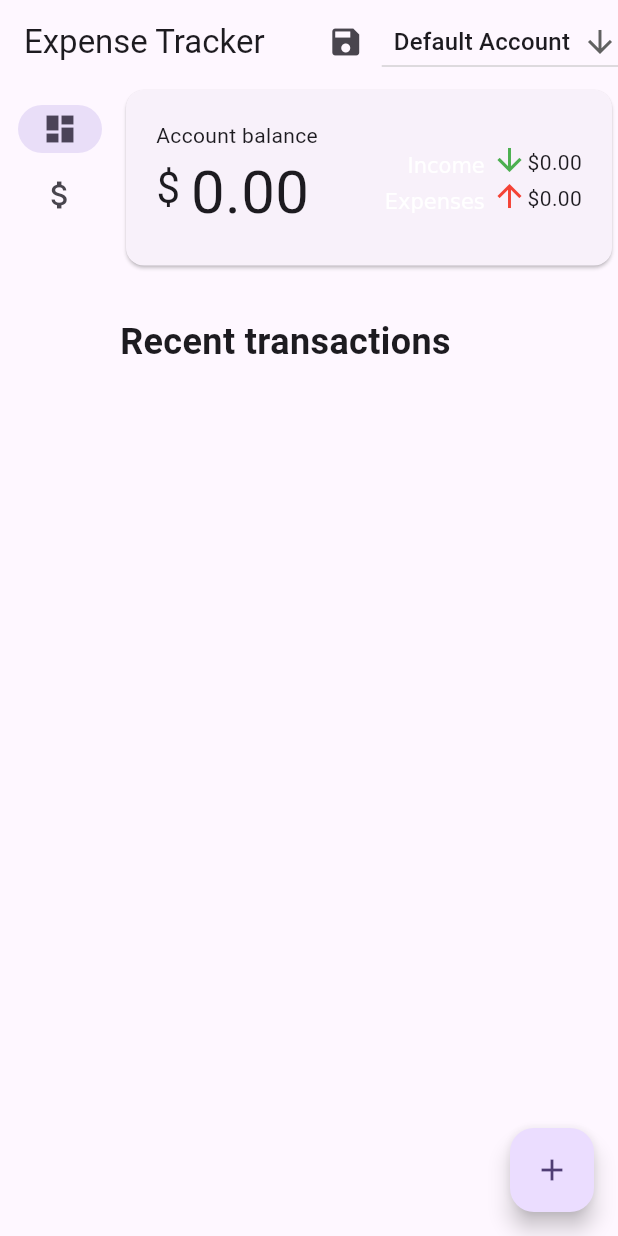
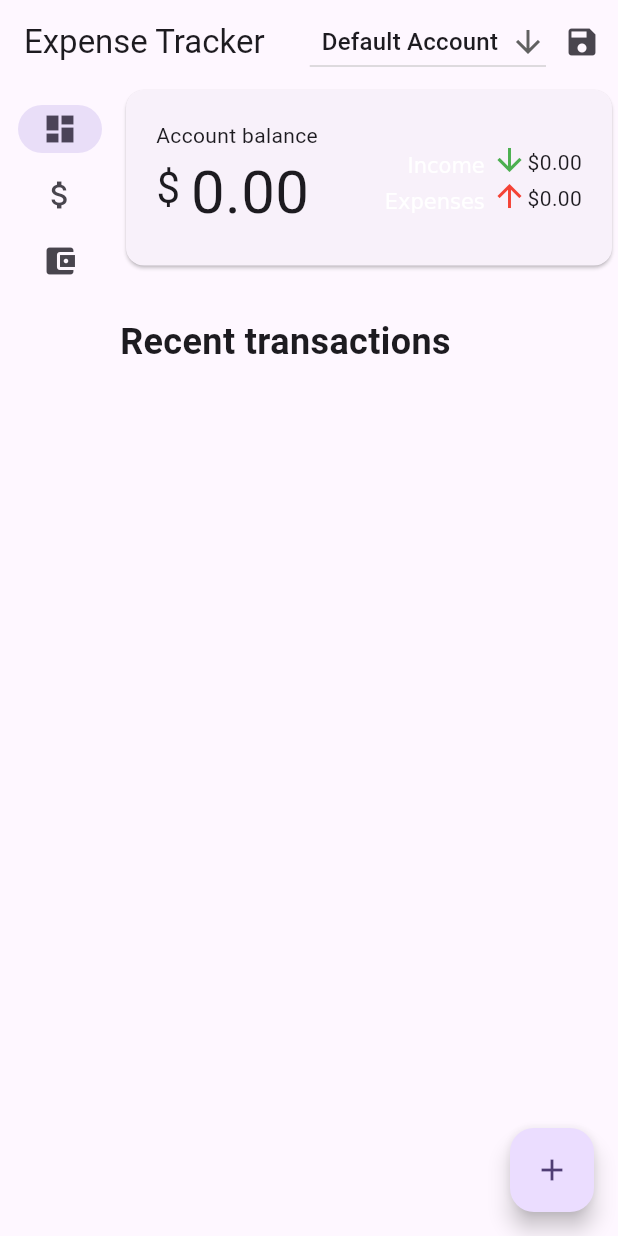
Before and after one commit to derekchai/flutter_expense_tracker, a Flutter app: the screen it shows after launch, on a phone screen of 412 x 824 dp. Run offline on Flutter 3.47's test engine with Material 3 defaults, Android fonts, the phone set to English and light mode, and no system bars; missing offline and left inert: auto_size_text_field; Roboto replaces fonts that are missing (DelaGothicOne); statements that could not run were skipped.

Commit message:
Implemented deleting transactions

```diff
--- a/lib/main.dart
+++ b/lib/main.dart
@@ -1,5 +1,3 @@
-// ignore_for_file: prefer_const_constructors
-
 import 'package:flutter/material.dart';
 import 'package:flutter/services.dart';
 import 'package:flutter_testing/models/category.dart';
@@ -7,7 +5,8 @@ import 'package:flutter_testing/models/transaction.dart';
 import 'package:flutter_testing/models/user.dart';
 import 'package:flutter_testing/screens/accounts.dart';
 import 'package:flutter_testing/screens/dashboard.dart';
-import 'package:flutter_testing/shared/styles.dart';
+import 'package:flutter_testing/screens/transactions.dart';
+import 'package:flutter_testing/utils/styles.dart';
 import 'package:flutter_testing/utils/add_space.dart';
 import 'package:flutter_testing/utils/json_icon.dart';
 import 'package:flutter_testing/utils/read_write.dart';
@@ -35,13 +34,13 @@ class MyApp extends StatelessWidget {
   @override
   Widget build(BuildContext context) {
     return MaterialApp(
-      title: 'Flutter Demo',
+      title: 'Flutter Expense Tracker',
       darkTheme: ThemeData.dark(),
       theme: ThemeData(
         colorScheme: ColorScheme.fromSeed(seedColor: Colors.deepPurple),
         useMaterial3: true,
       ),
-      home: const MyHomePage(title: 'Flutter Demo Home Page'),
+      home: const MyHomePage(title: 'Flutter Expense Tracker Home Page'),
     );
   }
 }
@@ -87,11 +86,13 @@ class _MyHomePageState extends State<MyHomePage> {
 
     switch (navigationRailIndex) {
       case 0:
-        page = DashboardPage();
+        page = const DashboardPage();
         break;
       case 1:
-        page = AccountsPage();
+        page = const TransactionsPage();
         break;
+      case 2:
+        page = const AccountsPage();
     }
 
     return LayoutBuilder(
@@ -101,8 +102,8 @@ class _MyHomePageState extends State<MyHomePage> {
           appBar: AppBar(
             title: const Text("Expense Tracker"),
             actions: [
-              IconButton(onPressed: () {save(u);} , icon: Icon(Icons.save)),
-              AccountsDropdown(),
+              const AccountsDropdown(),
+              IconButton(onPressed: () {save(u);} , icon: const Icon(Icons.save)),
             ],
           ),
           body: Row(
@@ -114,6 +115,7 @@ class _MyHomePageState extends State<MyHomePage> {
                   destinations: const [
                     NavigationRailDestination(icon: Icon(Icons.dashboard), label: Text('Dashboard')),
                     NavigationRailDestination(icon: Icon(Icons.attach_money), label: Text('Transactions')),
+                    NavigationRailDestination(icon: Icon(Icons.account_balance_wallet), label: Text('Accounts')),
                   ],
                   onDestinationSelected: (value) {setState(() {
                     navigationRailIndex = value;
@@ -131,7 +133,7 @@ class _MyHomePageState extends State<MyHomePage> {
               _newTransactionDialog(context);
             },
             tooltip: "Add new transaction",
-            child: Icon(Icons.add),
+            child: const Icon(Icons.add),
           ),
         );
       }
@@ -167,13 +169,13 @@ class _MyHomePageState extends State<MyHomePage> {
                         mainAxisAlignment: MainAxisAlignment.center,
                         crossAxisAlignment: CrossAxisAlignment.center,
                         children: [
-                          Text('\$ ', style: signStyle,),
+                          const Text('\$ ', style: signStyle,),
                           AutoSizeTextField(
                             fullwidth: false,
-                            keyboardType: TextInputType.numberWithOptions(signed: false, decimal: true),
+                            keyboardType: const TextInputType.numberWithOptions(signed: false, decimal: true),
                             style: titleStyle,
                             textAlign: TextAlign.center,
-                            decoration: InputDecoration(
+                            decoration: const InputDecoration(
                               hintText: "0"
                             ),
                             inputFormatters: [
@@ -187,7 +189,7 @@ class _MyHomePageState extends State<MyHomePage> {
 
                       // ? Transaction description field.
                       TextField(
-                        decoration: InputDecoration(
+                        decoration: const InputDecoration(
                           hintText: "Description"
                         ),
                         controller: transactionNameController,
@@ -245,7 +247,7 @@ class _MyHomePageState extends State<MyHomePage> {
                   transactionNameController.clear();
                   amountController.clear();
                 },
-                child: Text("Cancel")
+                child: const Text("Cancel")
               ),
 
               // ? Add button.
@@ -271,7 +273,7 @@ class _MyHomePageState extends State<MyHomePage> {
                   transactionNameController.clear();
                   amountController.clear();
                 },
-                child: Text("Add")
+                child: const Text("Add")
               )
             ]
           ),
@@ -292,8 +294,8 @@ class ChooseCategoryDialog extends StatelessWidget {
   @override
   Widget build(BuildContext context) {
     return AlertDialog(
-      title: Row(
-        children: const [
+      title: const Row(
+        children: [
           Expanded(child: Text("Select category")),
           IconButton(onPressed: doNothing, icon: Icon(Icons.edit)),
           IconButton(onPressed: doNothing, icon: Icon(Icons.add)),
@@ -337,8 +339,4 @@ class TransactionReturnedData {
   TransactionReturnedData(this.description, this.amount, this.category);
 }
 
-
-
-
-
 void doNothing() { }
--- a/lib/screens/dashboard.dart
+++ b/lib/screens/dashboard.dart
@@ -3,9 +3,9 @@
 import 'package:flutter/material.dart';
 import 'package:flutter_testing/models/category.dart';
 import 'package:flutter_testing/models/user.dart';
-import 'package:flutter_testing/shared/styles.dart';
+import 'package:flutter_testing/screens/transactions.dart';
+import 'package:flutter_testing/utils/styles.dart';
 import 'package:flutter_testing/utils/add_space.dart';
-import 'package:flutter_testing/utils/json_icon.dart';
 import 'package:provider/provider.dart';
 import 'package:intl/intl.dart';
 
@@ -15,7 +15,6 @@ class DashboardPage extends StatelessWidget {
   @override
   Widget build(BuildContext context) {
     var userModel = context.watch<UserModel>();
-    var selectedAccount = userModel.selectedAccount;
 
     String sign;
 
@@ -29,7 +28,36 @@ class DashboardPage extends StatelessWidget {
       mainAxisAlignment: MainAxisAlignment.start,
       mainAxisSize: MainAxisSize.max,
       children: [
+        DashboardCard(sign: sign, userModel: userModel),
+
+        addVerticalSpace(30),
+
         SizedBox(
+          width: 800,
+          child: Text('Recent transactions', style: headerStyle,)
+        ),
+
+        addVerticalSpace(10),
+
+        TransactionsListView(heightFactor: 0.4)
+      ],
+    );
+  }
+}
+
+class DashboardCard extends StatelessWidget {
+  const DashboardCard({
+    super.key,
+    required this.sign,
+    required this.userModel,
+  });
+
+  final String sign;
+  final UserModel userModel;
+
+  @override
+  Widget build(BuildContext context) {
+    return SizedBox(
       width: 800,
       child: Card(
         child: Padding(
@@ -97,43 +125,6 @@ class DashboardPage extends StatelessWidget {
           ),
         ),
       ),
-        ),
-
-        addVerticalSpace(30),
-
-        SizedBox(
-          width: 800,
-          child: Text('Recent transactions', style: headerStyle,)
-        ),
-
-        addVerticalSpace(10),
-
-        Expanded(
-          child: SizedBox(
-            width: 800,
-            child: FractionallySizedBox(
-              heightFactor: 0.4,
-              alignment: Alignment.topCenter,
-              child: ListView.builder(
-                itemCount: selectedAccount.transactions.isEmpty ? 0 : selectedAccount.transactions.length,
-                itemExtent: 80,
-                itemBuilder: ((context, index) {
-                  return Card(
-                    child: Center(
-                      child: ListTile(
-                        leading: Icon(iconMap[selectedAccount.transactions[index].category.iconData], color: selectedAccount.transactions[index].category.categoryType.color),
-                        title: Text(selectedAccount.transactions[index].description.toString()),
-
-                        subtitle: Text(formatAsCurrency(selectedAccount.transactions[index].amount)),
-                      ),
-                    ),
-                  );
-                }),
-              ),
-            ),
-          ),
-        ),
-      ],
     );
   }
 }
--- /dev/null
+++ b/lib/screens/transactions.dart
@@ -0,0 +1,88 @@
+// ignore_for_file: prefer_const_constructors
+
+import 'package:flutter/material.dart';
+import 'package:flutter_testing/models/category.dart';
+import 'package:flutter_testing/models/user.dart';
+import 'package:flutter_testing/screens/dashboard.dart';
+import 'package:flutter_testing/utils/add_space.dart';
+import 'package:flutter_testing/utils/json_icon.dart';
+import 'package:flutter_testing/utils/styles.dart';
+import 'package:provider/provider.dart';
+
+class TransactionsPage extends StatelessWidget {
+  const TransactionsPage({super.key});
+
+  @override
+  Widget build(BuildContext context) {
+    return Column(
+      mainAxisAlignment: MainAxisAlignment.start,
+      children: [
+        SizedBox(
+          width: 800,
+          child: Text("Manage transactions", style: headerStyle),
+        ),
+
+        addVerticalSpace(10),
+
+        TransactionsListView(heightFactor: 1)
+      ],
+    );
+  }
+}
+
+class TransactionsListView extends StatefulWidget {
+  final double heightFactor;
+
+  const TransactionsListView({
+    super.key,
+    required this.heightFactor
+  });
+
+  @override
+  State<TransactionsListView> createState() => _TransactionsListViewState();
+}
+
+class _TransactionsListViewState extends State<TransactionsListView> {
+  @override
+  Widget build(BuildContext context) {
+    var userModel = context.watch<UserModel>();
+    var selectedAccount = userModel.selectedAccount;
+
+    return Expanded(
+      child: SizedBox(
+        width: 800,
+        child: FractionallySizedBox(
+          heightFactor: widget.heightFactor,
+          alignment: Alignment.topCenter,
+          child: ListView.builder(
+            itemCount: selectedAccount.transactions.isEmpty ? 0 : selectedAccount.transactions.length,
+            itemExtent: 80,
+            itemBuilder: (BuildContext context, int index) {
+              return Card(
+                child: Center(
+                  child: ListTile(
+                    leading: Icon(
+                      iconMap[selectedAccount.transactions[index].category.iconData],
+                      color: selectedAccount.transactions[index].category.categoryType.color
+                    ),
+                    title: Text(selectedAccount.transactions[index].description.toString()),
+                    subtitle: Text(formatAsCurrency(selectedAccount.transactions[index].amount)),
+                    trailing: IconButton(
+                      onPressed: () { setState(() {
+                        userModel.removeTransaction(selectedAccount, index);
+                      });},
+                      icon: Icon(Icons.close),
+
+                      hoverColor: Colors.red.withOpacity(0.3),
+                      highlightColor: Colors.red,
+                    ),
+                  )
+                )
+              );
+            },
+          ),
+        )
+      )
+    );
+  }
+}
```
Also changed, not shown: lib/utils/styles.dart (renamed from lib/shared/styles.dart). Lines whose indentation alone changed are shown as unchanged.
